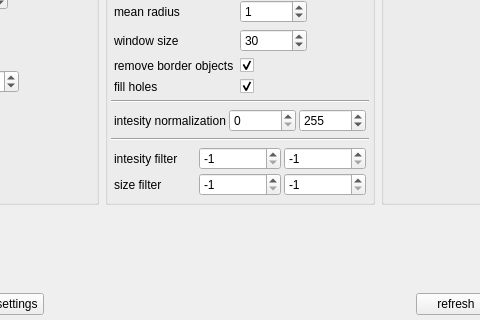
Above: cat/gui/segmentationdlg.ui from manerotoni/afw before the change; both pictures show x 126 to 606 and y 81 to 401 of the 732 by 401 pixel window. Below: the same form after it.
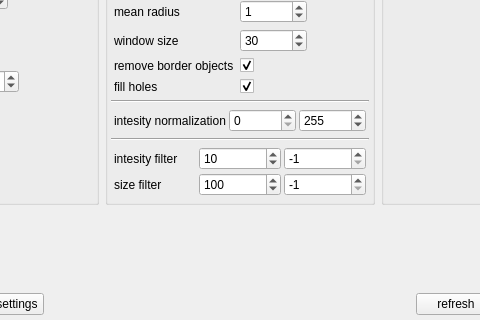
That is the form after the change. Icons and pictures are not drawn. Custom widgets are drawn as their Qt base class.

What changed in the file:
```diff
--- a/cat/gui/segmentationdlg.ui
+++ b/cat/gui/segmentationdlg.ui
@@ -329,7 +329,7 @@
              <number>100000</number>
             </property>
             <property name="value">
-             <number>-1</number>
+             <number>10</number>
             </property>
            </widget>
           </item>
@@ -371,7 +371,7 @@
              <number>1000000</number>
             </property>
             <property name="value">
-             <number>-1</number>
+             <number>100</number>
             </property>
            </widget>
           </item>
```
Left out of the diff: 8 changed lines with no effect on the pictures.
